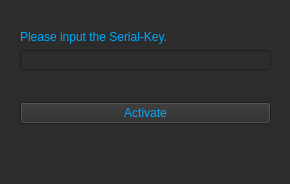
First picture: the form in Maya_Modules/Modules/FaceRigger/ui/Face_Check.ui, repository wevet/MAYA_Module, before the edit.
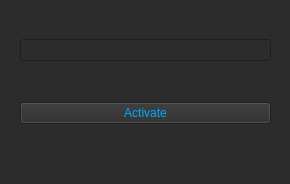
Second picture: the form after the edit.

The edit to the form file:
```diff
--- a/Maya_Modules/Modules/FaceRigger/ui/Face_Check.ui
+++ b/Maya_Modules/Modules/FaceRigger/ui/Face_Check.ui
@@ -48,16 +48,6 @@
     </rect>
    </property>
    <layout class="QVBoxLayout" name="verticalLayout">
-    <item>
-     <widget class="QLabel" name="label">
-      <property name="styleSheet">
-       <string notr="true">color:rgb(0, 170, 255);</string>
-      </property>
-      <property name="text">
-       <string>Please input the Serial-Key.</string>
-      </property>
-     </widget>
-    </item>
     <item>
      <widget class="QLineEdit" name="serialEdit"/>
     </item>
```
